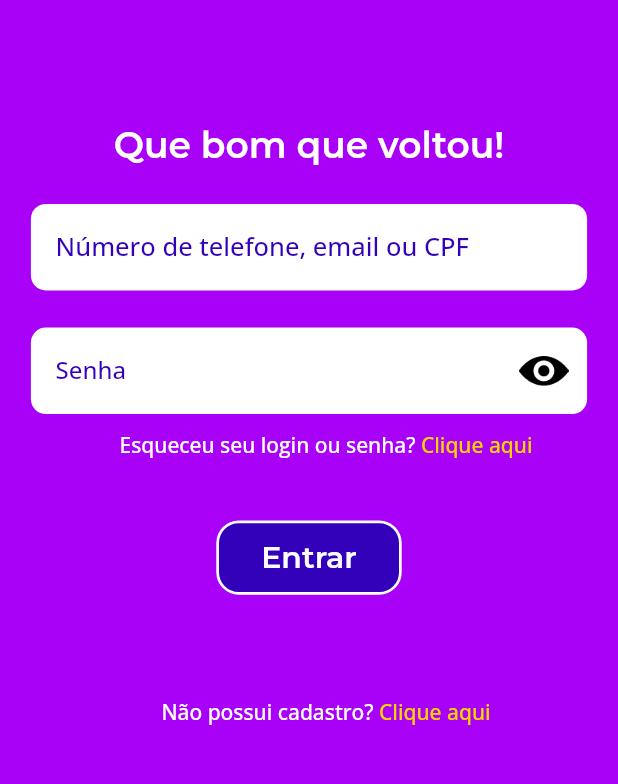
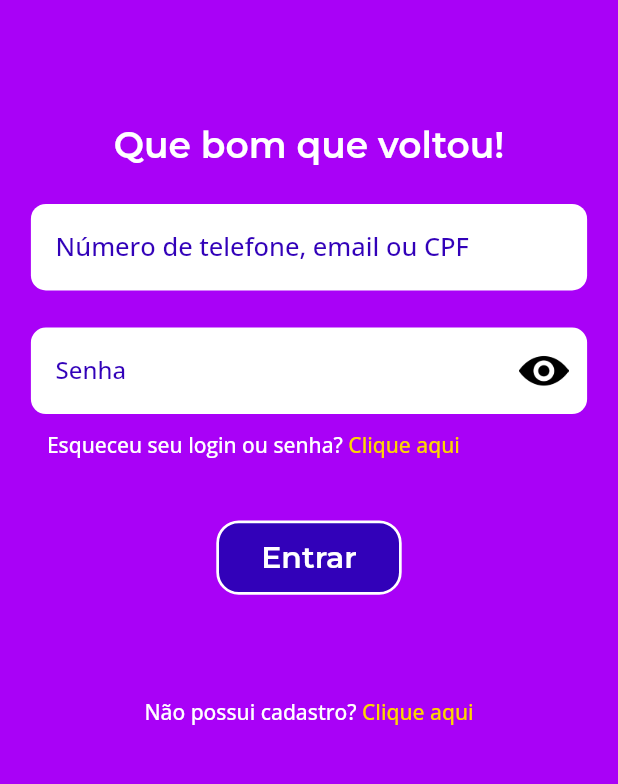
Before and after one commit to Palagio/app_todo_lovepeople, a Flutter app: the screen it shows after launch, on a phone screen of 412 x 824 dp, the part 371-1155 px from its top. Run offline on Flutter 3.47's test engine with Material 2 defaults, Android fonts, the phone set to English and light mode, and no system bars; our stand-ins replace google_fonts.

Commit message:
novo button widget

```diff
--- a/lib/modules/auth/auth_view.dart
+++ b/lib/modules/auth/auth_view.dart
@@ -90,6 +90,7 @@ class _AuthViewState extends State<AuthView> {
               AuthTextButtonWidget(
                 buttonText: 'Clique aqui',
                 text: 'Esqueceu seu login ou senha? ',
+                marginRight: size.width * 0.18,
               ),
               SizedBox(
                 height: size.height * 0.05,
@@ -102,6 +103,7 @@ class _AuthViewState extends State<AuthView> {
               ),
               SizedBox(height: size.height * 0.07),
               AuthTextButtonWidget(
+                marginRight: 0,
                 text: 'Não possui cadastro? ',
                 buttonText: 'Clique aqui',
               )
--- a/lib/modules/auth/widgets/auth_text_button_widget.dart
+++ b/lib/modules/auth/widgets/auth_text_button_widget.dart
@@ -4,11 +4,13 @@ import 'package:google_fonts/google_fonts.dart';
 class AuthTextButtonWidget extends StatelessWidget {
   final String text;
   final String buttonText;
+  final double marginRight;
 
   const AuthTextButtonWidget({
     Key? key,
     required this.text,
     required this.buttonText,
+    required this.marginRight,
   }) : super(key: key);
 
   @override
@@ -16,8 +18,7 @@ class AuthTextButtonWidget extends StatelessWidget {
     final size = MediaQuery.of(context).size;
 
     return Container(
-      margin:
-          EdgeInsets.only(left: size.width * 0.055, top: size.height * 0.013),
+      margin: EdgeInsets.only(right: marginRight, top: size.height * 0.013),
       child: Row(
         mainAxisAlignment: MainAxisAlignment.center,
         children: [
```
